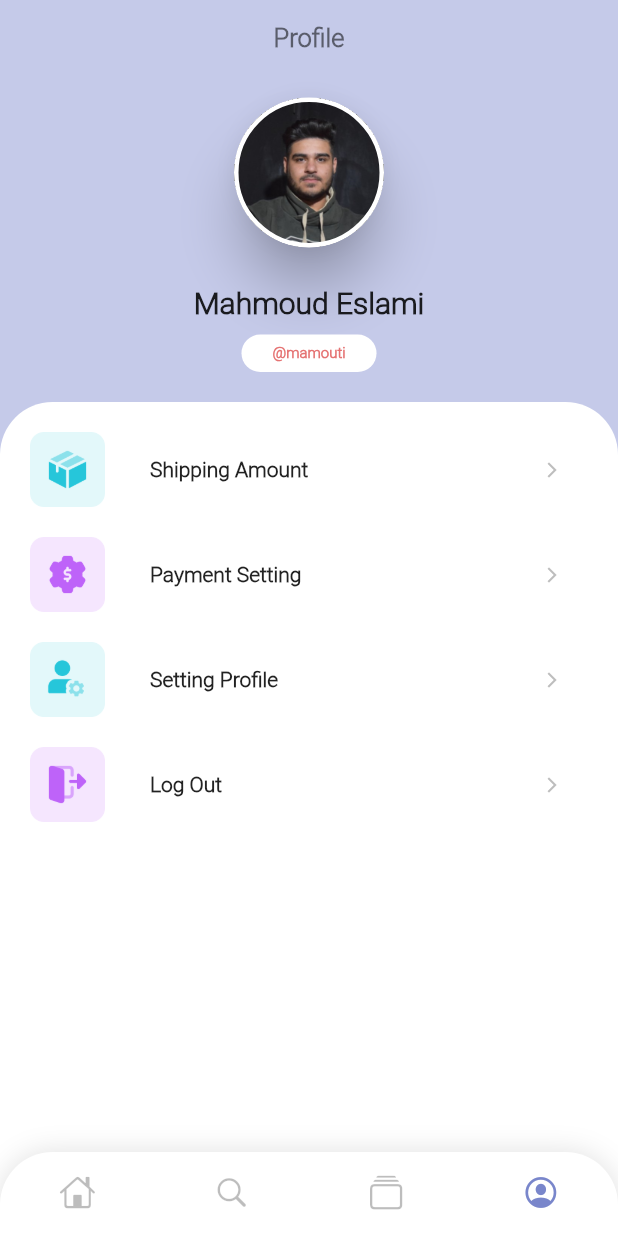
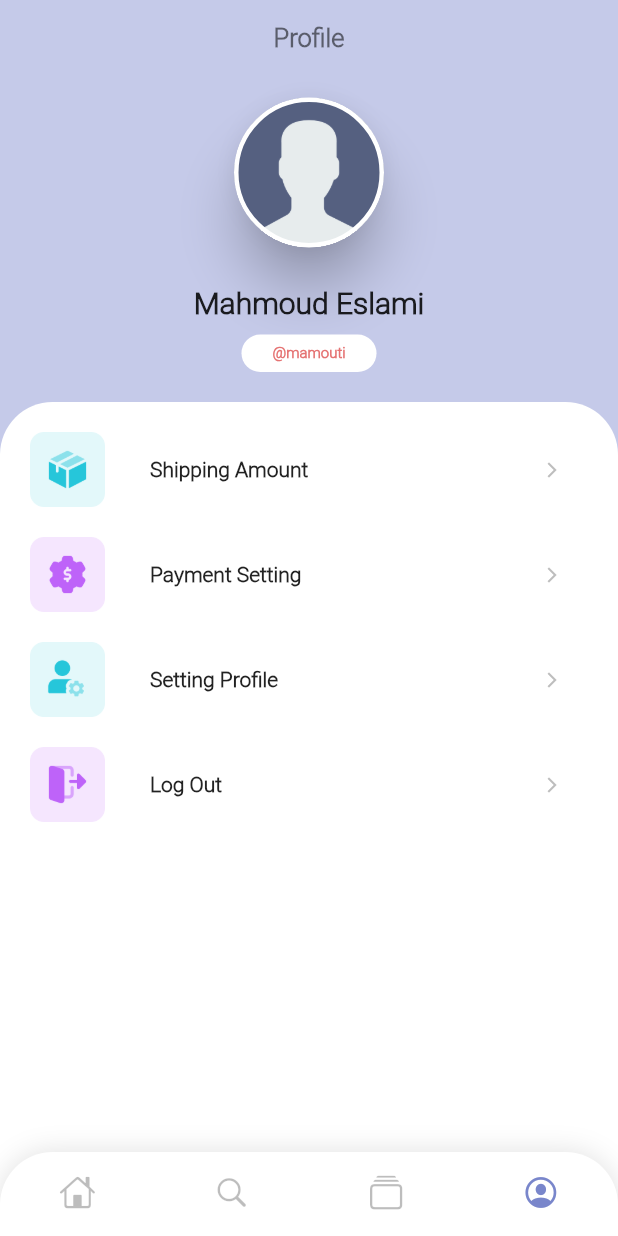
Before and after one commit to mahmoud-eslami/dessert_time, a Flutter app: the screen it shows after launch, item 4 of the bottom bar chosen, on a phone screen of 412 x 824 dp. Run offline on Flutter 3.47's test engine with Material 2 defaults, Android fonts, the phone set to English and light mode, and no system bars; our stand-ins replace bloc, dio, equatable, flutter_bloc; network calls fail.

```diff
--- a/lib/pages/profile_page.dart
+++ b/lib/pages/profile_page.dart
@@ -27,7 +27,7 @@ class ProfilePage extends StatelessWidget {
                 clipBehavior: Clip.hardEdge,
                 elevation: 15,
                 child: Image.asset(
-                  'assets/images/profile.jpg',
+                  'assets/images/user.png',
                   width: 100,
                   height: 100,
                   fit: BoxFit.cover,
```
